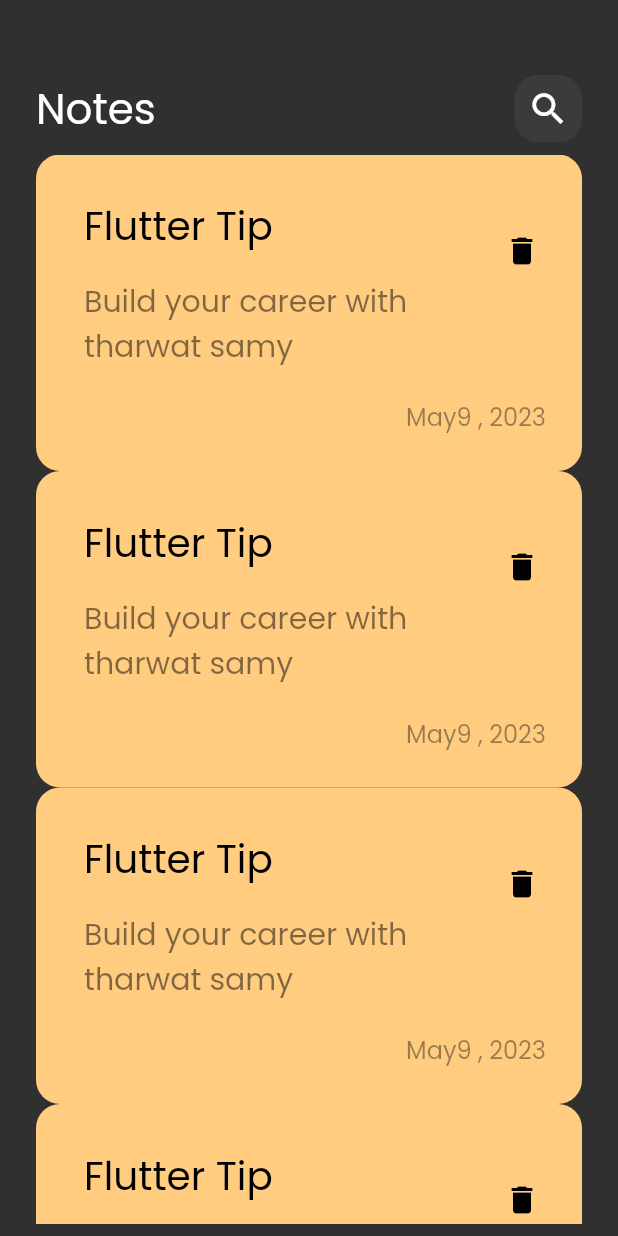
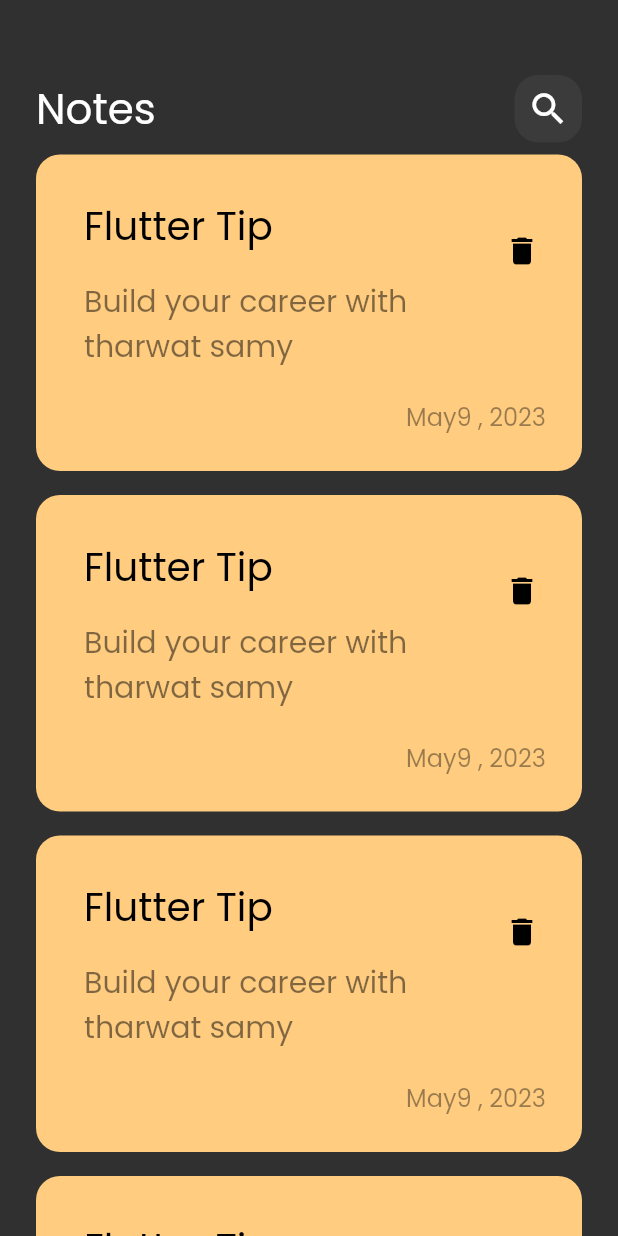
Before and after one commit to Ahmedezzat94/note_app1, a Flutter app: the screen it shows after launch, on a phone screen of 412 x 824 dp. Run offline on Flutter 3.47's test engine with Material 2 defaults, Android fonts, the phone set to English and light mode, and no system bars.

Commit message:
create Notes list view

```diff
--- a/lib/views/widgets/notes_list_view.dart
+++ b/lib/views/widgets/notes_list_view.dart
@@ -7,12 +7,12 @@ class NotesListView extends StatelessWidget {
 
   @override
   Widget build(BuildContext context) {
-    return Padding(
-      padding: const EdgeInsets.symmetric(vertical:8),
-      child: ListView.builder(
-          itemBuilder: (context,index){
-        return const NoteItem();
-      }),
-    );
+    return ListView.builder(
+        itemBuilder: (context,index){
+      return const Padding(
+        padding:  EdgeInsets.symmetric(vertical: 8),
+        child: NoteItem(),
+      );
+    });
   }
 }
```
